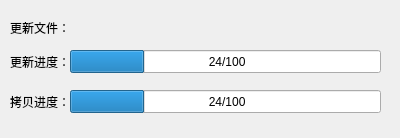
Old version of the form autoupdate/cautoupdate.ui in the repository snowcicada/autoupdate.
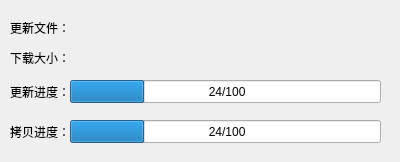
New version of the form.

Commit message: issue:增加超时时间和下载大小显示，发布v1.1版本

Patch:
```diff
--- a/autoupdate/cautoupdate.ui
+++ b/autoupdate/cautoupdate.ui
@@ -7,7 +7,7 @@
     <x>0</x>
     <y>0</y>
     <width>400</width>
-    <height>138</height>
+    <height>162</height>
    </rect>
   </property>
   <property name="windowTitle">
@@ -43,7 +43,7 @@
    <property name="geometry">
     <rect>
      <x>10</x>
-     <y>54</y>
+     <y>84</y>
      <width>61</width>
      <height>16</height>
     </rect>
@@ -56,7 +56,7 @@
    <property name="geometry">
     <rect>
      <x>70</x>
-     <y>50</y>
+     <y>80</y>
      <width>311</width>
      <height>23</height>
     </rect>
@@ -72,7 +72,7 @@
    <property name="geometry">
     <rect>
      <x>70</x>
-     <y>90</y>
+     <y>120</y>
      <width>311</width>
      <height>23</height>
     </rect>
@@ -88,7 +88,7 @@
    <property name="geometry">
     <rect>
      <x>10</x>
-     <y>94</y>
+     <y>124</y>
      <width>61</width>
      <height>16</height>
     </rect>
@@ -97,6 +97,32 @@
     <string>拷贝进度：</string>
    </property>
   </widget>
+  <widget class="QLabel" name="labelSize">
+   <property name="geometry">
+    <rect>
+     <x>70</x>
+     <y>50</y>
+     <width>301</width>
+     <height>16</height>
+    </rect>
+   </property>
+   <property name="text">
+    <string/>
+   </property>
+  </widget>
+  <widget class="QLabel" name="label_2">
+   <property name="geometry">
+    <rect>
+     <x>10</x>
+     <y>50</y>
+     <width>61</width>
+     <height>16</height>
+    </rect>
+   </property>
+   <property name="text">
+    <string>下载大小：</string>
+   </property>
+  </widget>
  </widget>
  <layoutdefault spacing="6" margin="11"/>
  <resources/>
```
The commit also changes 5 other files.
